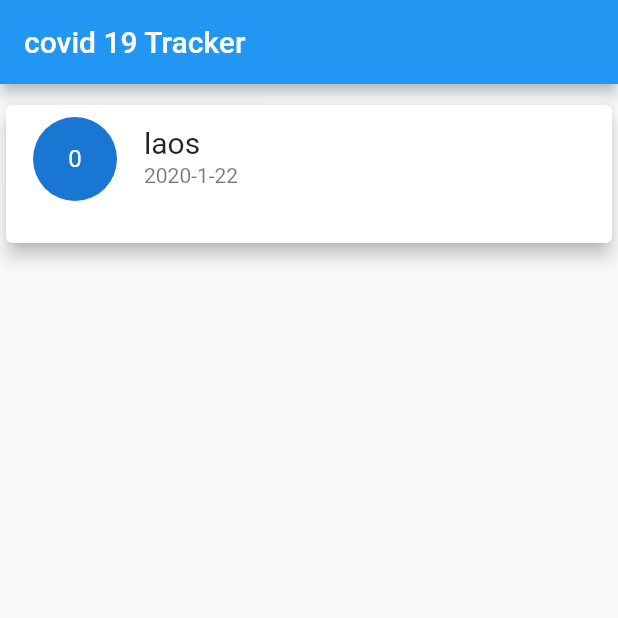
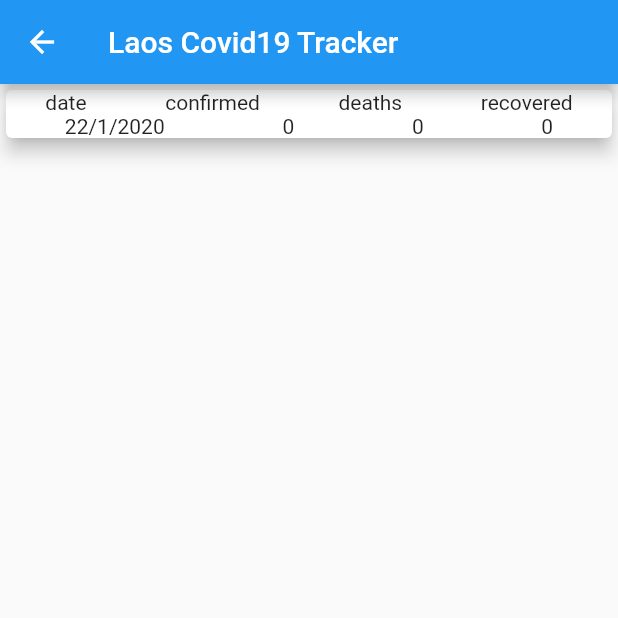
Before and after one commit to anousoneFS/flutter_rest_api, a Flutter app: the CovidPage screen opened directly, on a phone screen of 412 x 824 dp, the top half of it. Run offline on Flutter 3.47's test engine with Material 2 defaults, Android fonts, the phone set to English and light mode, and no system bars; our stand-ins replace sembast; network calls fail.

Commit message:
app covid19 laos tracker

```diff
--- a/lib/main.dart
+++ b/lib/main.dart
@@ -2,6 +2,7 @@ import 'package:flutter/material.dart';
 import 'package:provider/provider.dart';
 import 'package:rest_api/models/lek_laos_info.dart';
 import 'package:rest_api/pages/covid19.dart';
+import 'package:rest_api/pages/covid19_1.dart';
 import 'package:rest_api/pages/home_data.dart';
 import 'package:rest_api/pages/home_data1.dart';
 import 'package:rest_api/pages/home_page.dart';
@@ -30,7 +31,7 @@ class MyApp extends StatelessWidget {
           primarySwatch: Colors.blue,
           visualDensity: VisualDensity.adaptivePlatformDensity,
         ),
-        home: CovidPage(),
+        home: FinalCovid(),
       ),
     );
   }
--- a/lib/pages/covid19.dart
+++ b/lib/pages/covid19.dart
@@ -1,7 +1,7 @@
 import 'dart:convert';
-
 import 'package:flutter/material.dart';
 import 'package:http/http.dart' as http;
+import 'package:intl/intl.dart';
 
 class CovidPage extends StatefulWidget {
   @override
@@ -28,9 +28,8 @@ class _CovidPageState extends State<CovidPage> {
     }
     setState(() {
       print("hi");
-      // print(myMap);
+      print(myMap);
     });
-    // print(myData);
   }
 
   void initState() {
@@ -42,18 +41,50 @@ class _CovidPageState extends State<CovidPage> {
   Widget build(BuildContext context) {
     return Scaffold(
         appBar: AppBar(
-          title: Text("covid 19 Tracker"),
+          title: Text("Laos Covid19 Tracker"),
         ),
         body: ListView.builder(itemCount: myMap.length, itemBuilder: (context, index) {
           String name = myMap[index]["confirmed"].toString();
-          String date = myMap[index]["date"].toString();
-          return myCard(name, date);
+          String deaths = myMap[index]["deaths"].toString();
+          String recovered = myMap[index]["recovered"].toString();
+          var date = myMap[index]["date"].toString().split('-');
+          String newDate = date[2] + '/' +  date[1] + '/' + date[0];
+          return myNewCard(name, deaths, recovered, newDate);
         })
     );
   }
 }
 
+Card myNewCard(String confirmed, String deaths, String recovered, String date ){
+  return Card(
+    elevation: 5,
+    child: Container(
+      child: Column(
+        children: [
+         Row(
+           mainAxisAlignment: MainAxisAlignment.spaceAround,
+           children: [
+             Text("date"),
+            Text("confirmed"),
+            Text("deaths"),
+            Text("recovered"),
+           ],
+         ) ,
+          Row(
+            mainAxisAlignment: MainAxisAlignment.spaceAround,
+            children: [
+              Text(date),
+              Text(confirmed),
+              Text(deaths),
+              Text(recovered),
+            ],
+          )
 
+        ],
+      ),
+    ),
+  );
+}
 Container myCard(String confirmed, String date) {
   return Container(
     height: 100,
@@ -63,10 +94,10 @@ Container myCard(String confirmed, String date) {
       child: ListTile(
           leading: CircleAvatar(
             radius: 30,
-            child: FittedBox(child: Text(confirmed)),
+            child: FittedBox(child: Text(confirmed, style: TextStyle(fontSize: 20),)),
           ),
-          title: Text("laos", style: TextStyle(fontSize: 20),),
-          subtitle: Text(date),
+          title: Text("laos", style: TextStyle(fontSize: 24),),
+          subtitle: Text(date, style: TextStyle(fontSize: 20, ),),
     ),
   ),);
 }
```
Also changed, not shown: lib/pages/components/my_final_card.dart (added, +88 -0 lines), lib/pages/covid19_1.dart (added, +70 -0 lines).
